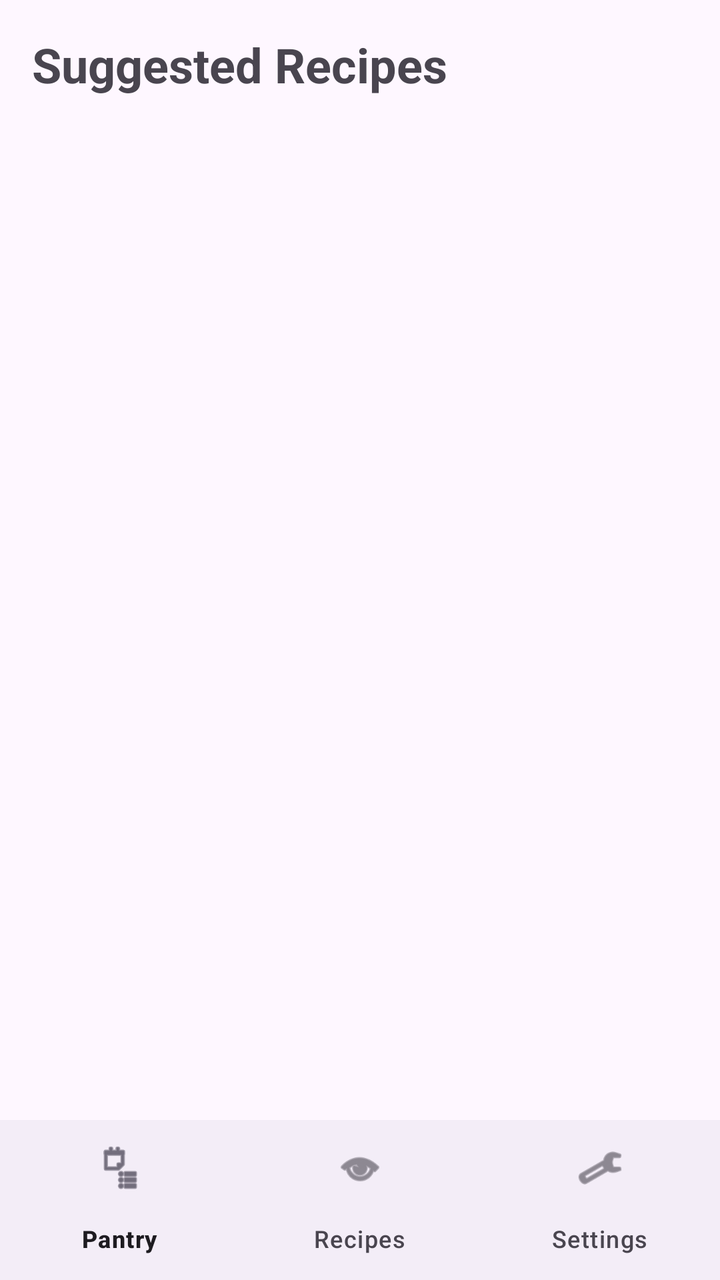
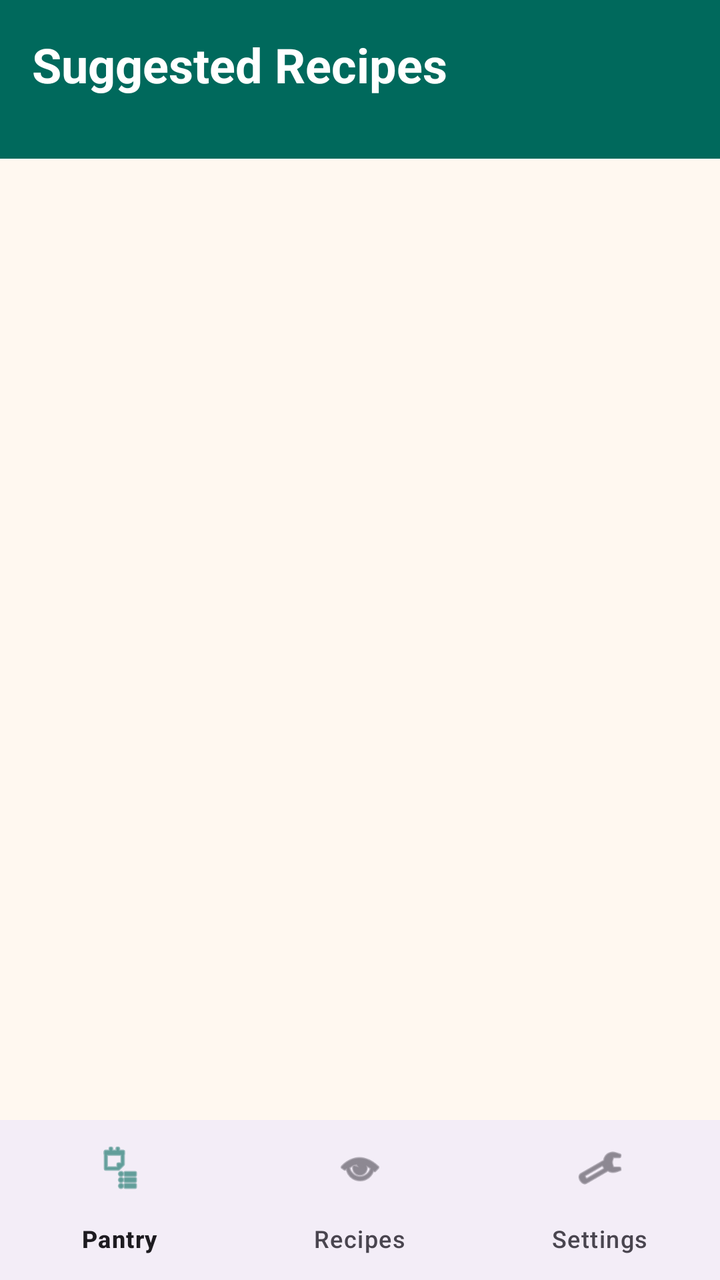

The first picture is an Android layout as it rendered before a commit; the second is the same layout after the commit. The layout source and the unified diff follow.
<!-- AndroidManifest.xml: application theme Theme.SmartPantryManager -->
<!-- res/layout/activity_suggested.xml -->
<?xml version="1.0" encoding="utf-8"?>
<LinearLayout xmlns:android="http://schemas.android.com/apk/res/android"
    xmlns:app="http://schemas.android.com/apk/res-auto"
    android:layout_width="match_parent"
    android:layout_height="match_parent"
    android:fitsSystemWindows="true"
    android:orientation="vertical">

    <TextView
        android:layout_width="match_parent"
        android:layout_height="wrap_content"
        android:paddingStart="16dp"
        android:paddingTop="16dp"
        android:paddingEnd="16dp"
        android:text="Suggested Recipes"
        android:textSize="24sp"
        android:textStyle="bold" />

    <TextView
        android:id="@+id/tvSubtitle"
        android:layout_width="match_parent"
        android:layout_height="wrap_content"
        android:paddingStart="16dp"
        android:paddingEnd="16dp"
        android:paddingBottom="8dp"
        android:textColor="#757575" />

    <FrameLayout
        android:layout_width="match_parent"
        android:layout_height="0dp"
        android:layout_weight="1">

        <androidx.recyclerview.widget.RecyclerView
            android:id="@+id/rvRecipes"
            android:layout_width="match_parent"
            android:layout_height="match_parent" />

        <TextView
            android:id="@+id/tvNoMatch"
            android:layout_width="match_parent"
            android:layout_height="match_parent"
            android:gravity="center"
            android:padding="24dp"
            android:text="No recipes match your pantry yet - add more ingredients"
            android:textSize="16sp"
            android:visibility="gone" />
    </FrameLayout>

    <com.google.android.material.bottomnavigation.BottomNavigationView
        android:id="@+id/bottomNav"
        android:layout_width="match_parent"
        android:layout_height="wrap_content"
        app:menu="@menu/bottom_nav" />
</LinearLayout>
<!-- resources referenced by this layout -->
<resources>
  <style name="Theme.SmartPantryManager" parent="Base.Theme.SmartPantryManager" />
  <style name="Base.Theme.SmartPantryManager" parent="Theme.Material3.DayNight.NoActionBar">
          
          
      </style>
</resources>

<!-- the commit's change to res/layout/activity_suggested.xml (unified diff, before → after) -->
@@ -9,10 +9,12 @@
     <TextView
         android:layout_width="match_parent"
         android:layout_height="wrap_content"
+        android:background="@color/teal_dark"
         android:paddingStart="16dp"
         android:paddingTop="16dp"
         android:paddingEnd="16dp"
         android:text="Suggested Recipes"
+        android:textColor="@android:color/white"
         android:textSize="24sp"
         android:textStyle="bold" />
 
@@ -20,10 +22,11 @@
         android:id="@+id/tvSubtitle"
         android:layout_width="match_parent"
         android:layout_height="wrap_content"
+        android:background="@color/teal_dark"
         android:paddingStart="16dp"
         android:paddingEnd="16dp"
-        android:paddingBottom="8dp"
-        android:textColor="#757575" />
+        android:paddingBottom="12dp"
+        android:textColor="@color/teal_light" />
 
     <FrameLayout
         android:layout_width="match_parent"
@@ -33,7 +36,8 @@
         <androidx.recyclerview.widget.RecyclerView
             android:id="@+id/rvRecipes"
             android:layout_width="match_parent"
-            android:layout_height="match_parent" />
+            android:layout_height="match_parent"
+            android:paddingTop="6dp" />
 
         <TextView
             android:id="@+id/tvNoMatch"
@@ -42,6 +46,7 @@
             android:gravity="center"
             android:padding="24dp"
             android:text="No recipes match your pantry yet - add more ingredients"
+            android:textColor="@color/teal_dark"
             android:textSize="16sp"
             android:visibility="gone" />
     </FrameLayout>
<!-- resource entries referenced after the edit -->
@@ -1,9 +1,25 @@
 <!-- resources referenced by this layout -->
 <resources>
+  <color name="teal_dark">#00695C</color>
+  <color name="teal_light">#B2DFDB</color>
   <style name="Theme.SmartPantryManager" parent="Base.Theme.SmartPantryManager" />
-  <style name="Base.Theme.SmartPantryManager" parent="Theme.Material3.DayNight.NoActionBar">
-          
-          
+  <style name="Base.Theme.SmartPantryManager" parent="Theme.Material3.Light.NoActionBar">
+          <item name="colorPrimary">@color/teal</item>
+          <item name="colorOnPrimary">@android:color/white</item>
+          <item name="colorPrimaryContainer">@color/coral_light</item>
+          <item name="colorOnPrimaryContainer">@color/coral_dark</item>
+          <item name="colorSecondary">@color/coral</item>
+          <item name="colorOnSecondary">@android:color/white</item>
+          <item name="colorSecondaryContainer">@color/teal_light</item>
+          <item name="colorOnSecondaryContainer">@color/teal_dark</item>
+          <item name="android:colorBackground">@color/cream</item>
+          <item name="android:statusBarColor">@color/teal_dark</item>
+          <item name="android:windowLightStatusBar" tools:targetApi="m">false</item>
       </style>
+  <color name="teal">#00897B</color>
+  <color name="coral_light">#FFCCBC</color>
+  <color name="coral_dark">#BF360C</color>
+  <color name="coral">#FF7043</color>
+  <color name="cream">#FFF8F0</color>
 </resources>
 
